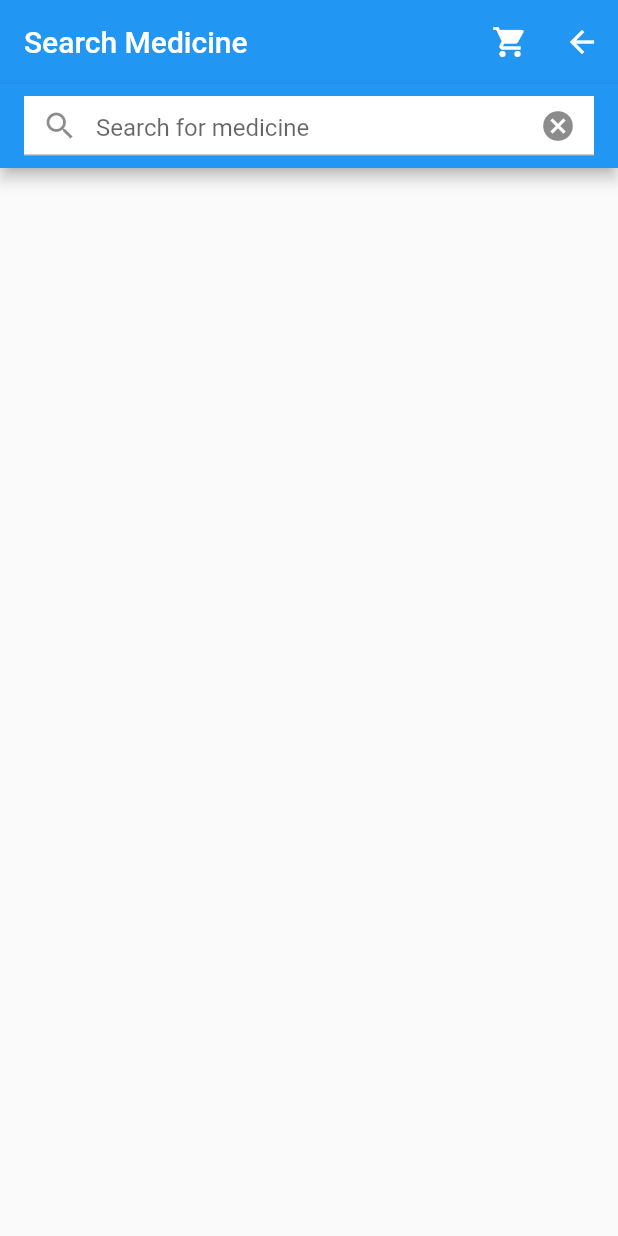
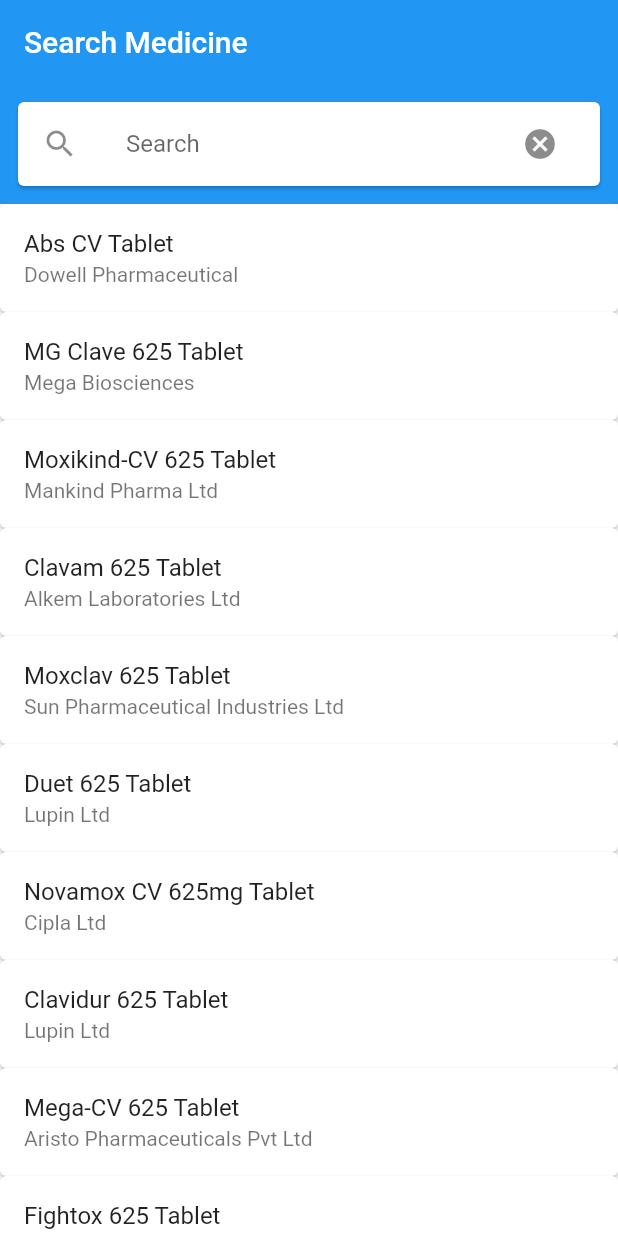
Before and after one commit to ayushimehtaMT/healthcareapp, a Flutter app: the SearchMedicine screen opened directly, on a phone screen of 412 x 824 dp. Run offline on Flutter 3.47's test engine with Material 2 defaults, Android fonts, the phone set to English and light mode, and no system bars.

Commit message:
search medicine  code

```diff
--- /dev/null
+++ b/lib/MedicineDetails.dart
@@ -0,0 +1,8 @@
+
+class MedicineDetails{
+   int id;
+   String medicineName;
+  String medicineDesc;
+
+   MedicineDetails(this.id, this.medicineName, this.medicineDesc);
+}
--- a/lib/SearchMedicine.dart
+++ b/lib/SearchMedicine.dart
@@ -1,4 +1,5 @@
 import 'package:flutter/material.dart';
+import 'package:healthcareapp/MedicineDetails.dart';
 
 class SearchMedicine extends StatefulWidget {
   const SearchMedicine({super.key, required this.title});
@@ -9,47 +10,112 @@
 }
 
 class SearchMedicineState extends State<SearchMedicine>{
+  TextEditingController controller = new TextEditingController();
+  List<MedicineDetails> _searchResult = [];
+  List<MedicineDetails> _medicineDetails = [];
+
   @override
-  Widget build(BuildContext context) {
+  void initState() {
+    super.initState();
 
-    return Scaffold(
-      body: CustomScrollView(
-      slivers: [
-      SliverAppBar(
-      floating: true,
-      pinned: true,
-      snap: false,
-      centerTitle: false,
-      title: const Text('Search Medicine'),
-      actions: [
-      IconButton(
-      icon: const Icon(Icons.shopping_cart),
-      onPressed: () {},
+    getMedicineDetails();
+  }
+
+  Future<Null> getMedicineDetails() async {
+   // final response = await http.get(url);
+    //final responseJson = json.decode(response.body);
+
+    setState(() {
+      //for (Map user in responseJson) {
+        _medicineDetails.add(MedicineDetails(1, 'Abs CV Tablet', 'Dowell Pharmaceutical'));
+        _medicineDetails.add(MedicineDetails(2, 'MG Clave 625 Tablet', 'Mega Biosciences'));
+        _medicineDetails.add(MedicineDetails(3, 'Moxikind-CV 625 Tablet', 'Mankind Pharma Ltd'));
+        _medicineDetails.add(MedicineDetails(4, 'Clavam 625 Tablet', 'Alkem Laboratories Ltd'));
+        _medicineDetails.add(MedicineDetails(5, 'Moxclav 625 Tablet', 'Sun Pharmaceutical Industries Ltd'));
+        _medicineDetails.add(MedicineDetails(6, 'Duet 625 Tablet', 'Lupin Ltd'));
+        _medicineDetails.add(MedicineDetails(7, 'Novamox CV 625mg Tablet', 'Cipla Ltd'));
+        _medicineDetails.add(MedicineDetails(8, 'Clavidur 625 Tablet', 'Lupin Ltd'));
+        _medicineDetails.add(MedicineDetails(9, 'Mega-CV 625 Tablet', 'Aristo Pharmaceuticals Pvt Ltd'));
+        _medicineDetails.add(MedicineDetails(10, 'Fightox 625 Tablet', 'Abbott'));
+      //}
+    });
+  }
+
+  @override
+  Widget build(BuildContext context) {return new Scaffold(
+    appBar: new AppBar(
+      title: new Text('Search Medicine'),
+      elevation: 0.0,
     ),
-        IconButton(
-          icon: const Icon(Icons.arrow_back),
-          onPressed: () {},
+    body: new Column(
+      children: <Widget>[
+        new Container(
+          color: Theme.of(context).primaryColor,
+          child: new Padding(
+            padding: const EdgeInsets.all(8.0),
+            child: new Card(
+              child: new ListTile(
+                leading: new Icon(Icons.search),
+                title: new TextField(
+                  controller: controller,
+                  decoration: new InputDecoration(
+                      hintText: 'Search', border: InputBorder.none),
+                  onChanged: onSearchTextChanged,
                 ),
-      ],
-      bottom: AppBar(
-      title: Container(
-      width: double.infinity,
-      height: 40,
-      color: Colors.white,
-      child: const Center(
-      child: TextField(
-      decoration: InputDecoration(
-      hintText: 'Search for medicine',
-      prefixIcon: Icon(Icons.search),
-     suffixIcon: Icon(Icons.cancel)),
+                trailing: new IconButton(icon: new Icon(Icons.cancel), onPressed: () {
+                  controller.clear();
+                  onSearchTextChanged('');
+                },),
               ),
             ),
           ),
         ),
+        new Expanded(
+          child: _searchResult.length != 0 || controller.text.isNotEmpty
+              ? new ListView.builder(
+            itemCount: _searchResult.length,
+            itemBuilder: (context, i) {
+              return new Card(
+                child: new ListTile(
+                  //leading: new CircleAvatar(backgroundImage: new NetworkImage(_searchResult[i].profileUrl,),),
+                  title: new Text(_searchResult[i].medicineName),
+                  subtitle: new Text(_searchResult[i].medicineDesc),
                 ),
-      // Other Sliver Widgets
+                margin: const EdgeInsets.all(0.0),
+              );
+            },
+          )
+              : new ListView.builder(
+            itemCount: _medicineDetails.length,
+            itemBuilder: (context, index) {
+              return new Card(
+                child: new ListTile(
+                  //leading: new CircleAvatar(backgroundImage: new NetworkImage(_userDetails[index].profileUrl,),),
+                  title: new Text(_medicineDetails[index].medicineName),
+                  subtitle: new Text(_medicineDetails[index].medicineDesc),
+                ),
+                margin: const EdgeInsets.all(0.0),
+              );
+            },
+          ),
+        ),
       ],
     ),
   );
   }
+
+  onSearchTextChanged(String text) async {
+    _searchResult.clear();
+    if (text.isEmpty) {
+      setState(() {});
+      return;
     }
+
+    _medicineDetails.forEach((MedicineDetails) {
+      if (MedicineDetails.medicineName.contains(text))
+        _searchResult.add(MedicineDetails);
+    });
+
+    setState(() {});
+  }
+}
--- a/pubspec.yaml
+++ b/pubspec.yaml
@@ -36,6 +36,7 @@
   # The following adds the Cupertino Icons font to your application.
   # Use with the CupertinoIcons class for iOS style icons.
   cupertino_icons: ^1.0.2
+  firebase_core: ^2.1.1
 
 dev_dependencies:
   flutter_test:
```
Also changed, not shown: lib/LoginActivity.dart (+28 -0 lines), pubspec.lock, 1 other file. Lines whose indentation alone changed are shown as unchanged.
